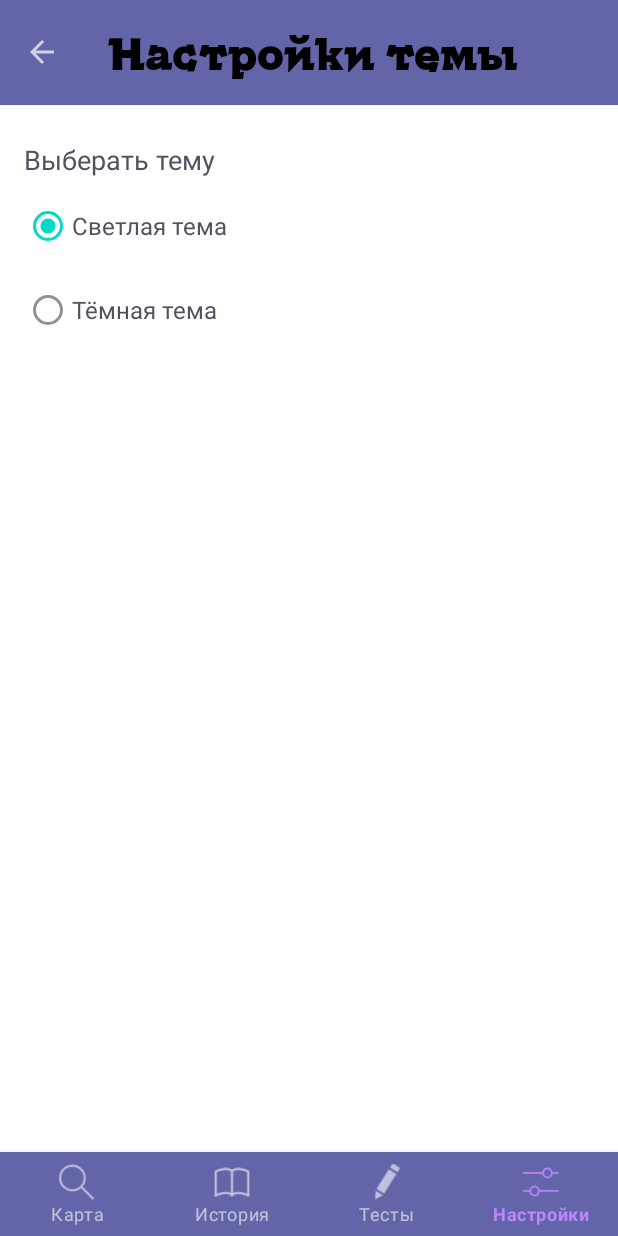
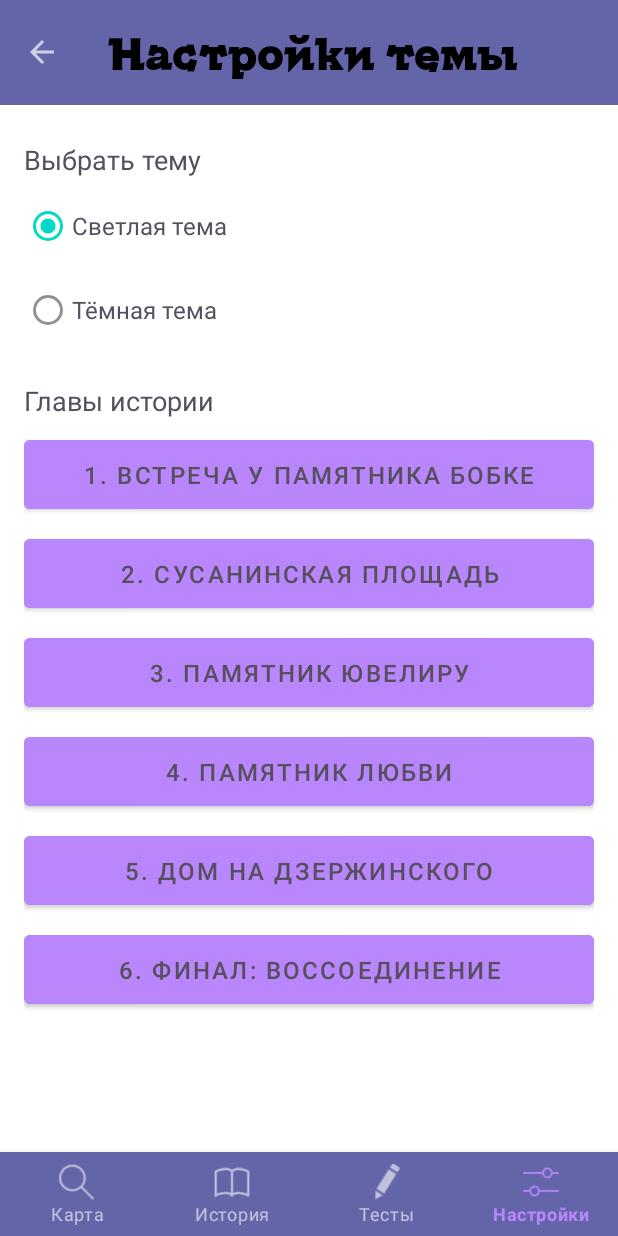
Before and after one commit to tichdog/intensiv2025, an Android app: the Settings screen opened directly, with no data from a screen before it, on a phone screen of 412 x 824 dp. Run offline under Robolectric (Android 15) with nearby library versions, the light colour scheme and no system bars; our stand-ins replace CircleImageView.

Commit message:
Сделал Новелльные вставки, пока не прикручены к сюжету

```diff
--- a/AndroidStudioProj/app/src/main/AndroidManifest.xml
+++ b/AndroidStudioProj/app/src/main/AndroidManifest.xml
@@ -40,7 +40,9 @@
         <activity
             android:name=".HistoryDescription"
             android:exported="true"/>
-
+        <activity
+            android:name=".NovelActivity"
+            android:exported="true"/>
         <activity
             android:name=".Zastavka"
             android:exported="true">
--- a/AndroidStudioProj/app/src/main/java/com/example/intensiv/Settings.java
+++ b/AndroidStudioProj/app/src/main/java/com/example/intensiv/Settings.java
@@ -3,6 +3,8 @@ package com.example.intensiv;
 import android.content.Intent;
 import android.content.SharedPreferences;
 import android.os.Bundle;
+import android.view.View;
+import android.widget.Button;
 import android.widget.RadioButton;
 import android.widget.RadioGroup;
 import androidx.appcompat.app.AppCompatActivity;
@@ -51,16 +53,44 @@ public class Settings extends AppCompatActivity {
             } else {
                 setThemeOur("light");
             }
-            // Создаем интент для перезапуска активности
-            Intent intent = new Intent(this, Settings.class);
-            intent.addFlags(Intent.FLAG_ACTIVITY_NO_ANIMATION);
-            finish();
-            overridePendingTransition(0, 0);
-            startActivity(intent);
-            overridePendingTransition(0, 0);
+            recreateActivity();
         });
+
+        // Инициализация кнопок глав
+        setupChapterButtons();
     }
 
+    private void setupChapterButtons() {
+        Button[] chapterButtons = {
+                findViewById(R.id.chapter1_btn),
+                findViewById(R.id.chapter2_btn),
+                findViewById(R.id.chapter3_btn),
+                findViewById(R.id.chapter4_btn),
+                findViewById(R.id.chapter5_btn),
+                findViewById(R.id.chapter6_btn)
+        };
+
+        for (int i = 0; i < chapterButtons.length; i++) {
+            final int chapterNumber = i + 1;
+            chapterButtons[i].setOnClickListener(v -> {
+                Intent intent = new Intent(Settings.this, NovelActivity.class);
+                intent.putExtra("chapter", chapterNumber);
+                startActivity(intent);
+                overridePendingTransition(0, 0);
+            });
+        }
+    }
+
+    private void recreateActivity() {
+        Intent intent = new Intent(this, Settings.class);
+        intent.addFlags(Intent.FLAG_ACTIVITY_NO_ANIMATION);
+        finish();
+        overridePendingTransition(0, 0);
+        startActivity(intent);
+        overridePendingTransition(0, 0);
+    }
+
+    // Остальные методы остаются без изменений
     private String getCurrentTheme() {
         return PreferenceManager.getDefaultSharedPreferences(this)
                 .getString("app_theme", "light");
@@ -96,9 +126,6 @@ public class Settings extends AppCompatActivity {
                 overridePendingTransition(0, 0);
                 startActivity(new Intent(this, History.class));
                 return true;
-//            } else if (id == R.id.nav_tests) {
-//                startActivity(new Intent(this, TestsActivity.class));
-//                return true;
             } else if (id == R.id.nav_settings) {
                 return true;
             }
--- a/AndroidStudioProj/app/src/main/res/layout/settings.xml
+++ b/AndroidStudioProj/app/src/main/res/layout/settings.xml
@@ -40,7 +40,7 @@
             <TextView
                 android:layout_width="match_parent"
                 android:layout_height="wrap_content"
-                android:text="Выберать тему"
+                android:text="Выбрать тему"
                 android:textSize="18sp"
                 android:textColor="?attr/settingtextcolor"
                 android:layout_marginBottom="8dp"/>
@@ -49,7 +49,8 @@
                 android:id="@+id/themeRadioGroup"
                 android:layout_width="match_parent"
                 android:layout_height="wrap_content"
-                android:orientation="vertical">
+                android:orientation="vertical"
+                android:layout_marginBottom="24dp">
 
                 <RadioButton
                     android:id="@+id/lightTheme"
@@ -68,6 +69,51 @@
                     android:text="Тёмная тема"
                     android:textSize="16sp"/>
             </RadioGroup>
+
+            <!-- Новый раздел с кнопками глав -->
+            <TextView
+                android:layout_width="match_parent"
+                android:layout_height="wrap_content"
+                android:text="Главы истории"
+                android:textSize="18sp"
+                android:textColor="?attr/settingtextcolor"
+                android:layout_marginBottom="8dp"/>
+
+            <LinearLayout
+                android:layout_width="match_parent"
+                android:layout_height="wrap_content"
+                android:orientation="vertical">
+
+                <Button
+                    android:id="@+id/chapter1_btn"
+                    style="@style/ChapterButtonStyle"
+                    android:text="1. Встреча у памятника Бобке"/>
+
+                <Button
+                    android:id="@+id/chapter2_btn"
+                    style="@style/ChapterButtonStyle"
+                    android:text="2. Сусанинская площадь"/>
+
+                <Button
+                    android:id="@+id/chapter3_btn"
+                    style="@style/ChapterButtonStyle"
+                    android:text="3. Памятник ювелиру"/>
+
+                <Button
+                    android:id="@+id/chapter4_btn"
+                    style="@style/ChapterButtonStyle"
+                    android:text="4. Памятник Любви"/>
+
+                <Button
+                    android:id="@+id/chapter5_btn"
+                    style="@style/ChapterButtonStyle"
+                    android:text="5. Дом на Дзержинского"/>
+
+                <Button
+                    android:id="@+id/chapter6_btn"
+                    style="@style/ChapterButtonStyle"
+                    android:text="6. Финал: Воссоединение"/>
+            </LinearLayout>
         </LinearLayout>
     </ScrollView>
 
--- a/AndroidStudioProj/app/src/main/res/values/styles.xml
+++ b/AndroidStudioProj/app/src/main/res/values/styles.xml
@@ -11,6 +11,15 @@
 
 
 
+    <style name="ChapterButtonStyle" parent="Widget.MaterialComponents.Button">
+        <item name="android:layout_width">match_parent</item>
+        <item name="android:layout_height">wrap_content</item>
+        <item name="android:layout_marginBottom">8dp</item>
+        <item name="android:textColor">?attr/settingtextcolor</item>
+        <item name="android:backgroundTint">?attr/colorPrimary</item>
+        <item name="android:textSize">16sp</item>
+        <item name="android:padding">12dp</item>
+    </style>
 
     <!-- Светлая тема -->
     <style name="Theme.App.Light" parent="Theme.MaterialComponents.NoActionBar">
```
Also changed, not shown: AndroidStudioProj/app/src/main/assets/story.json (added, +136 -0 lines), AndroidStudioProj/app/src/main/java/com/example/intensiv/NovelActivity.java (added, +138 -0 lines), AndroidStudioProj/app/src/main/res/layout/novel.xml (added, +117 -0 lines), AndroidStudioProj/app/src/main/res/drawable/b1.png (added), AndroidStudioProj/app/src/main/res/drawable/b2.png (added), AndroidStudioProj/app/src/main/res/drawable/b3.png (added), AndroidStudioProj/app/src/main/res/drawable/b4.png (added), AndroidStudioProj/app/src/main/res/drawable/boy.png (added), AndroidStudioProj/app/src/main/res/drawable/boy_d.png (added), AndroidStudioProj/app/src/main/res/drawable/dog_d.png (added), AndroidStudioProj/app/src/main/res/drawable/ghost.png (added), AndroidStudioProj/app/src/main/res/drawable/ghost_d.png (added), 4 other files.
